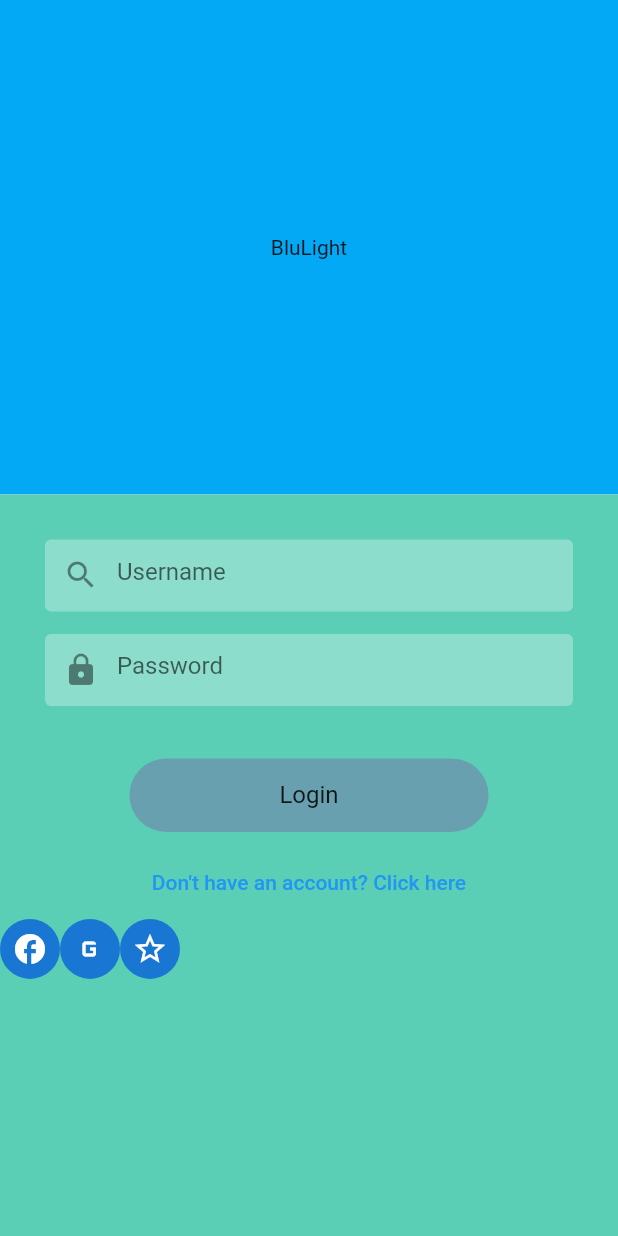
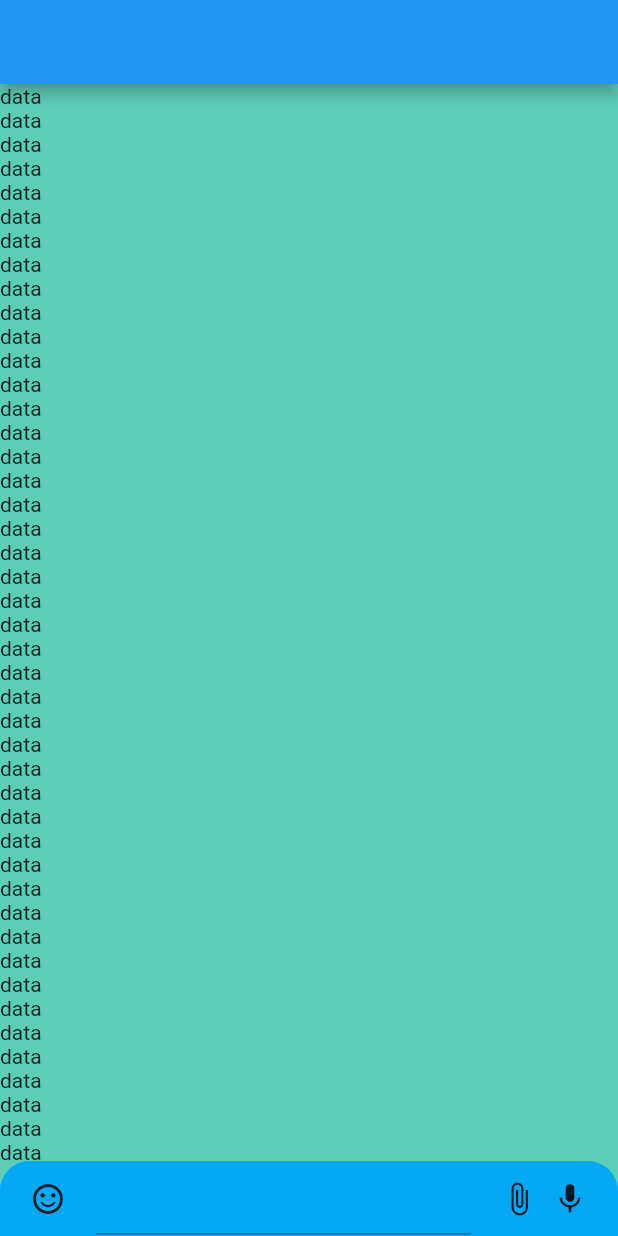
Before and after one commit to JoseJunior-L4/chat_light, a Flutter app: the screen it shows after launch, on a phone screen of 412 x 824 dp. Run offline on Flutter 3.47's test engine with Material 2 defaults, Android fonts, the phone set to English and light mode, and no system bars.

Commit message:
Adição de paginas e retoque de cores

```diff
--- /dev/null
+++ b/lib/convo.dart
@@ -0,0 +1,76 @@
+import 'package:flutter/material.dart';
+
+class Convo extends StatefulWidget {
+  const Convo({Key? key}) : super(key: key);
+
+  @override
+  _ConvoState createState() => _ConvoState();
+}
+
+class _ConvoState extends State<Convo> {
+  @override
+  Widget build(BuildContext context) {
+    return Scaffold(
+      appBar: AppBar(),
+      body: Column(
+        children: [
+          Expanded(
+              child: ListView.builder(
+                  itemBuilder: (context, index) => Text("data"))),
+          Container(
+            decoration: BoxDecoration(
+                color: Colors.lightBlue,
+                borderRadius: BorderRadius.only(
+                  topLeft: Radius.circular(20),
+                  topRight: Radius.circular(20),
+                )),
+            child: Row(
+              children: [
+                Expanded(
+                  child: Container(
+                    height: 50,
+                    decoration: BoxDecoration(
+                        color: Colors.lightBlue,
+                        borderRadius: BorderRadius.only(
+                          topLeft: Radius.circular(20),
+                        )),
+                    child: Row(
+                      children: [
+                        SizedBox(width: 20),
+                        Icon(Icons.sentiment_satisfied_alt_outlined),
+                        SizedBox(width: 20),
+                        Expanded(child: TextField()),
+                      ],
+                    ),
+                  ),
+                ),
+                SizedBox(width: 20),
+                Icon(Icons.attach_file),
+                SizedBox(width: 10),
+                Icon(Icons.mic),
+                SizedBox(width: 20),
+              ],
+            ),
+          ),
+        ],
+      ),
+    );
+  }
+}
+
+Card LoginField(
+    String text, IconData iconData, Function(String test) _pressed) {
+  return Card(
+      color: Colors.white.withOpacity(.3),
+      elevation: 0,
+      margin: EdgeInsets.fromLTRB(30, 10, 30, 5),
+      child: TextFormField(
+          onChanged: _pressed,
+          decoration: InputDecoration(
+            hintText: text,
+            prefixIcon: Icon(iconData),
+            border: InputBorder.none,
+            focusedBorder: InputBorder.none,
+            hintStyle: TextStyle(),
+          )));
+}
--- a/lib/main.dart
+++ b/lib/main.dart
@@ -1,4 +1,7 @@
-import 'package:barb/welcome_screen.dart';
+import 'package:barb/MConstants.dart';
+import 'package:barb/convo.dart';
+import 'package:barb/login.dart';
+import 'package:barb/posts.dart';
 import 'package:flutter/material.dart';
 
 void main() {
@@ -10,12 +13,14 @@ class MyApp extends StatelessWidget {
   @override
   Widget build(BuildContext context) {
     return MaterialApp(
+      color: Colors.amber,
       title: 'Flutter Demo',
       debugShowCheckedModeBanner: false,
       theme: ThemeData(
         primarySwatch: Colors.blue,
+        scaffoldBackgroundColor: cor3,
       ),
-      home: WelcomeScreen(),
+      home: Convo(),
     );
   }
 }
--- a/lib/welcome_screen.dart
+++ /dev/null
@@ -1,108 +0,0 @@
-import 'package:barb/MConstants.dart';
-import 'package:flutter/cupertino.dart';
-import 'package:flutter/material.dart';
-import 'package:cupertino_icons/cupertino_icons.dart';
-
-class WelcomeScreen extends StatefulWidget {
-  const WelcomeScreen({Key? key}) : super(key: key);
-
-  @override
-  _WelcomeScreenState createState() => _WelcomeScreenState();
-}
-
-final controller = new PageController();
-Color myColor = cor1;
-
-class _WelcomeScreenState extends State<WelcomeScreen> {
-  @override
-  Widget build(BuildContext context) {
-    Size size = MediaQuery.of(context).size;
-    return Scaffold(
-      body: Column(
-        children: [
-          LoginHeader(size),
-          LoginBody(),
-        ],
-      ),
-    );
-  }
-
-  Expanded LoginBody() {
-    return Expanded(
-      child: Container(
-        color: cor3,
-        child: Column(
-          children: [
-            SizedBox(height: 20),
-            LoginField("Username", Icons.search),
-            LoginField("Password", Icons.lock),
-            SizedBox(height: 20),
-            LoginBtn("Login", 100),
-            TextButton(
-                onPressed: () {},
-                child: Text("Don't have an account? Click here")),
-            Row(
-              children: [
-                CircleAvatar(
-                  child: Icon(Icons.facebook_rounded),
-                ),
-                CircleAvatar(
-                  child: Icon(Icons.g_mobiledata),
-                ),
-                CircleAvatar(
-                  child: Icon(Icons.star_border_purple500_outlined),
-                )
-              ],
-            )
-          ],
-        ),
-      ),
-    );
-  }
-
-  Card LoginField(String text, IconData iconData) {
-    return Card(
-        color: Colors.white.withOpacity(.3),
-        elevation: 0,
-        margin: EdgeInsets.fromLTRB(30, 10, 30, 5),
-        child: TextFormField(
-            decoration: InputDecoration(
-          hintText: text,
-          prefixIcon: Icon(iconData),
-          border: InputBorder.none,
-          focusedBorder: InputBorder.none,
-          hintStyle: TextStyle(),
-        )));
-  }
-
-  Container LoginHeader(Size size) {
-    return Container(
-      color: Colors.lightBlue,
-      width: size.width,
-      height: size.height * .4,
-      child: Center(child: Text("BluLight")),
-    );
-  }
-
-  GestureDetector LoginBtn(String text, double hor) {
-    return GestureDetector(
-      onTap: () {
-        setState(() {
-          myColor = Colors.lightGreen;
-          print("object");
-        });
-      },
-      child: AnimatedContainer(
-        padding: EdgeInsets.symmetric(horizontal: hor, vertical: 15),
-        margin: EdgeInsets.symmetric(horizontal: 10, vertical: 10),
-        duration: Duration(milliseconds: 50),
-        child: Text(
-          text,
-          style: TextStyle(fontSize: 16),
-        ),
-        decoration: BoxDecoration(
-            color: myColor, borderRadius: BorderRadius.circular(50)),
-      ),
-    );
-  }
-}
```
Also changed, not shown: lib/chatView.dart (added, +37 -0 lines), lib/components/GradientBackground.dart (added, +26 -0 lines), lib/components/post.dart (added, +127 -0 lines), lib/login.dart (added, +129 -0 lines), lib/posts.dart (added, +98 -0 lines).
